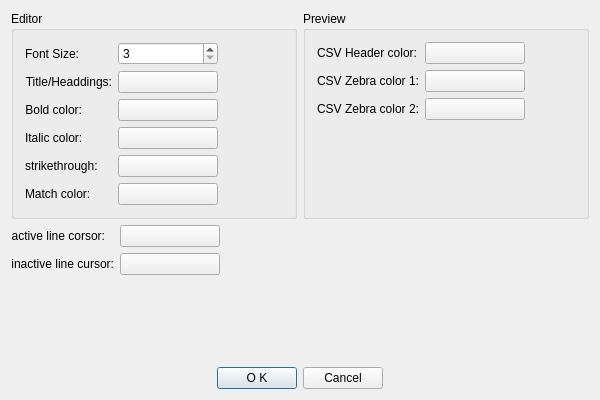
Above: viMarkdown/viMarkdown/SettingsDialog.ui from shigmas/viMarkdown before the change. Below: the same form after it.
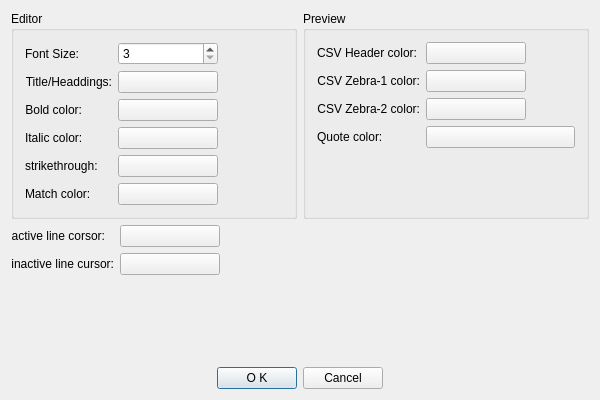
That is the form after the change.

Patch:
```diff
--- a/viMarkdown/viMarkdown/SettingsDialog.ui
+++ b/viMarkdown/viMarkdown/SettingsDialog.ui
@@ -191,7 +191,7 @@
           <item row="1" column="0">
            <widget class="QLabel" name="label_4">
             <property name="text">
-             <string>CSV Zebra color 1:</string>
+             <string>CSV Zebra-1 color:</string>
             </property>
             <property name="alignment">
              <set>Qt::AlignmentFlag::AlignRight|Qt::AlignmentFlag::AlignTrailing|Qt::AlignmentFlag::AlignVCenter</set>
@@ -214,7 +214,7 @@
           <item row="2" column="0">
            <widget class="QLabel" name="label_5">
             <property name="text">
-             <string>CSV Zebra color 2:</string>
+             <string>CSV Zebra-2 color:</string>
             </property>
             <property name="alignment">
              <set>Qt::AlignmentFlag::AlignRight|Qt::AlignmentFlag::AlignTrailing|Qt::AlignmentFlag::AlignVCenter</set>
@@ -234,6 +234,20 @@
             </property>
            </widget>
           </item>
+          <item row="3" column="0">
+           <widget class="QLabel" name="label_12">
+            <property name="text">
+             <string>Quote color:</string>
+            </property>
+           </widget>
+          </item>
+          <item row="3" column="1">
+           <widget class="QPushButton" name="quotePB">
+            <property name="text">
+             <string/>
+            </property>
+           </widget>
+          </item>
          </layout>
         </widget>
        </item>
```
